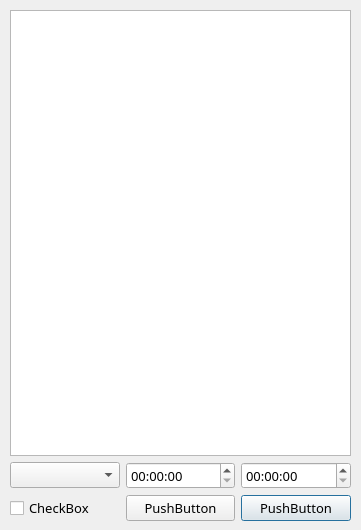
Old version of the form showalllessons.ui in the repository SHM-white/TimeTable-Qt.
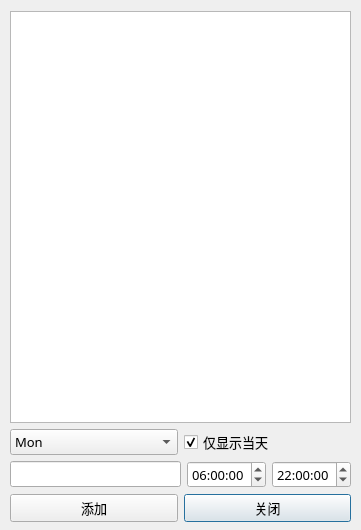
New version of the form. Icons and pictures are not drawn.

Commit message: 修改菜单为鼠标移入自动显示

```diff
--- a/showalllessons.ui
+++ b/showalllessons.ui
@@ -39,7 +39,7 @@
    <property name="geometry">
     <rect>
      <x>10</x>
-     <y>10</y>
+     <y>11</y>
      <width>341</width>
      <height>511</height>
     </rect>
@@ -48,39 +48,101 @@
     <item>
      <widget class="QListView" name="listView"/>
     </item>
-    <item>
-     <layout class="QHBoxLayout" name="horizontalLayout">
-      <item>
-       <widget class="QComboBox" name="comboBox"/>
-      </item>
-      <item>
-       <widget class="QTimeEdit" name="timeEdit"/>
-      </item>
-      <item>
-       <widget class="QTimeEdit" name="timeEdit_2"/>
-      </item>
-     </layout>
-    </item>
     <item>
      <layout class="QHBoxLayout" name="horizontalLayout_2">
+      <item>
+       <widget class="QComboBox" name="comboBox">
+        <item>
+         <property name="text">
+          <string>Mon</string>
+         </property>
+        </item>
+        <item>
+         <property name="text">
+          <string>Tue</string>
+         </property>
+        </item>
+        <item>
+         <property name="text">
+          <string>Wed</string>
+         </property>
+        </item>
+        <item>
+         <property name="text">
+          <string>Thu</string>
+         </property>
+        </item>
+        <item>
+         <property name="text">
+          <string>Fri</string>
+         </property>
+        </item>
+        <item>
+         <property name="text">
+          <string>Sat</string>
+         </property>
+        </item>
+        <item>
+         <property name="text">
+          <string>Sun</string>
+         </property>
+        </item>
+       </widget>
+      </item>
       <item>
        <widget class="QCheckBox" name="checkBox">
         <property name="text">
-         <string>CheckBox</string>
+         <string>仅显示当天</string>
         </property>
+        <property name="checked">
+         <bool>true</bool>
+        </property>
        </widget>
       </item>
+     </layout>
+    </item>
+    <item>
+     <layout class="QHBoxLayout" name="horizontalLayout">
+      <item>
+       <widget class="QLineEdit" name="lineEdit"/>
+      </item>
+      <item>
+       <widget class="QTimeEdit" name="timeEdit">
+        <property name="time">
+         <time>
+          <hour>6</hour>
+          <minute>0</minute>
+          <second>0</second>
+         </time>
+        </property>
+       </widget>
+      </item>
+      <item>
+       <widget class="QTimeEdit" name="timeEdit_2">
+        <property name="time">
+         <time>
+          <hour>22</hour>
+          <minute>0</minute>
+          <second>0</second>
+         </time>
+        </property>
+       </widget>
+      </item>
+     </layout>
+    </item>
+    <item>
+     <layout class="QHBoxLayout" name="horizontalLayout_3">
       <item>
        <widget class="QPushButton" name="pushButton">
         <property name="text">
-         <string>PushButton</string>
+         <string>添加</string>
         </property>
        </widget>
       </item>
       <item>
        <widget class="QPushButton" name="pushButton_2">
         <property name="text">
-         <string>PushButton</string>
+         <string>关闭</string>
         </property>
         <property name="default">
          <bool>true</bool>
```
The commit also changes 29 other files.
